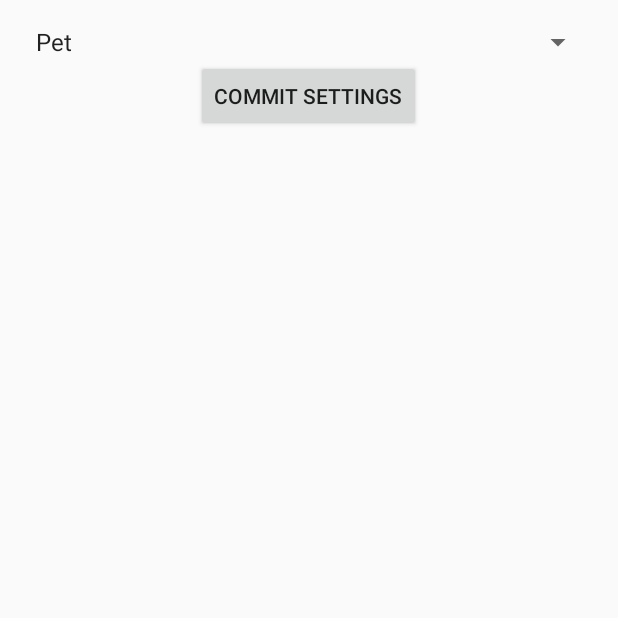
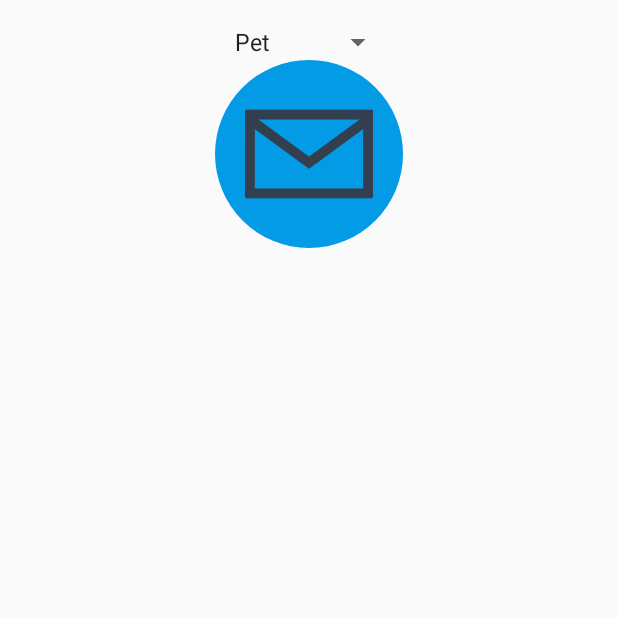
Before and after one commit to RadekJ1992/hackZurich, an Android app: the SettingsActivity screen opened directly, with no data from a screen before it, on a phone screen of 412 x 824 dp, the top half of it. Run offline under Robolectric (Android 15) with nearby library versions, the phone set to English and light mode, and no system bars.

Commit message:
layout settings overhaul

```diff
--- a/messaging/app/src/main/java/com/google/firebase/quickstart/fcm/SettingsActivity.java
+++ b/messaging/app/src/main/java/com/google/firebase/quickstart/fcm/SettingsActivity.java
@@ -35,12 +35,6 @@ public class SettingsActivity extends AppCompatActivity implements AdapterView.O
     }
 
     protected void commitSettings(View view) {
-        boolean violence = false;
-        CheckBox checkBox = (CheckBox) findViewById(R.id.checkbox_1);
-        if (checkBox.isChecked()) {
-            violence = true;
-        }
-
         // send preferences to MainActivity and finish this activity
         Intent intent = new Intent(this, MainActivity.class);
         intent.putExtra("settings", result);
--- a/messaging/app/src/main/res/layout/activity_settings.xml
+++ b/messaging/app/src/main/res/layout/activity_settings.xml
@@ -11,16 +11,17 @@ tools:context="com.google.firebase.quickstart.fcm.SettingsActivity">
 
     <Spinner
         android:id="@+id/spinner"
-        android:layout_width="fill_parent"
-        android:layout_height="wrap_content"
-        android:layout_above="@+id/commitButton"/>
-
-    <Button
         android:layout_width="wrap_content"
         android:layout_height="wrap_content"
-        android:text="@string/settingsCommitButton"
+        android:layout_gravity="center_horizontal"/>
+
+    <ImageButton
+        android:id="@+id/commitButton"
         android:onClick="commitSettings"
-        android:id="@+id/commitButton"
-        android:layout_gravity="center"/>
+        android:layout_width="wrap_content"
+        android:layout_height="wrap_content"
+        android:background="@drawable/round_button"
+        android:src="@drawable/send"
+        android:layout_gravity="center_horizontal"/>
 
 </LinearLayout>
```
Also changed, not shown: messaging/app/src/main/res/layout/activity_main.xml (+0 -13 lines), messaging/app/src/main/res/drawable-hdpi/send.png (added).
